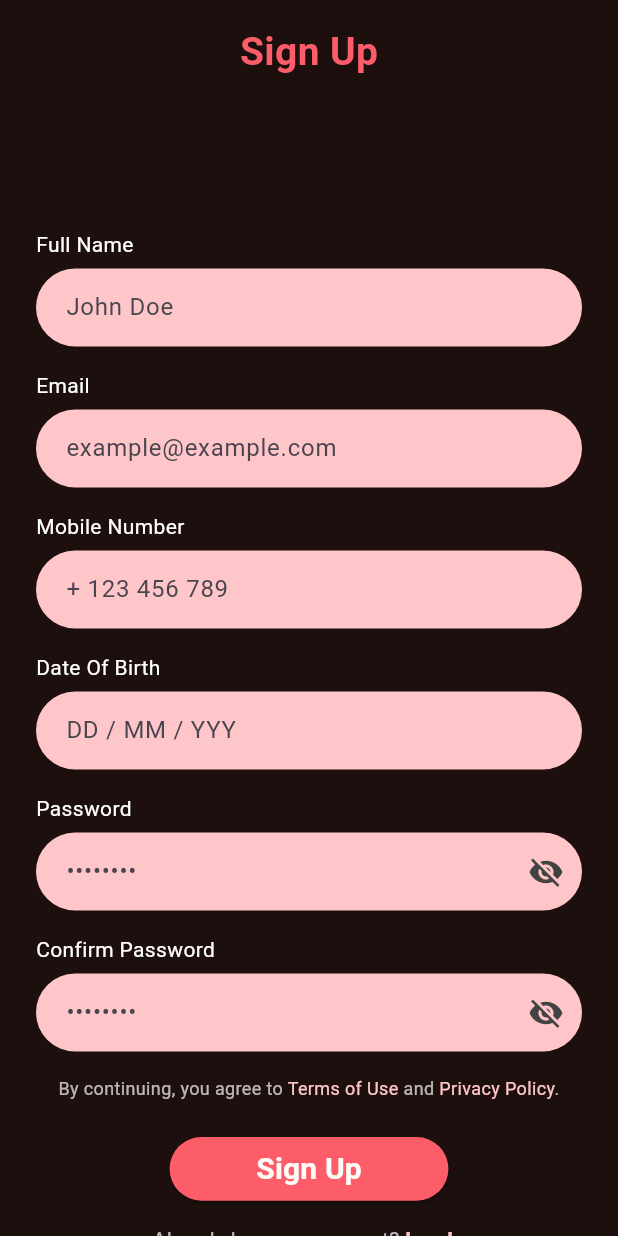
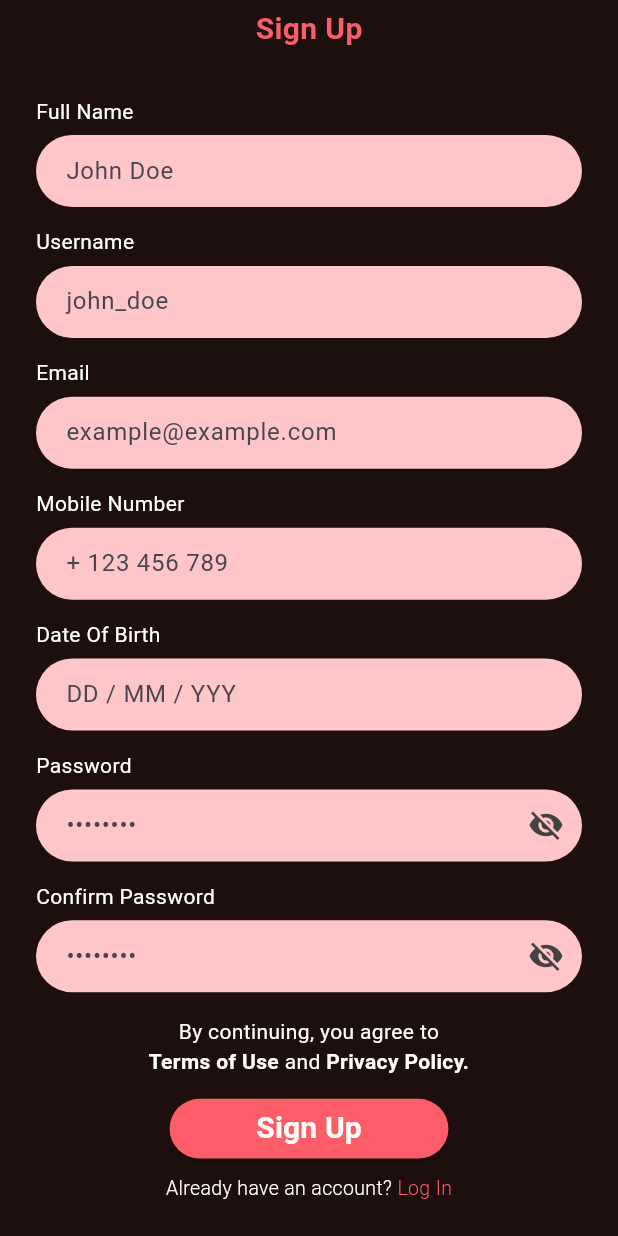
Before and after one commit to isroilovismoiljon/restaurant_mobile_app, a Flutter app: the RegisterPage screen opened by its route, on a phone screen of 412 x 824 dp. Run offline on Flutter 3.47's test engine with Material 3 defaults, Android fonts, the phone set to English and light mode, and no system bars; our stand-ins replace dio, flutter_screenutil, flutter_svg, go_router.

Commit message:
Register, Login Created

```diff
--- a/lib/core/routing/router.dart
+++ b/lib/core/routing/router.dart
@@ -2,6 +2,7 @@ import 'package:go_router/go_router.dart';
 import 'package:restourant_mobile_app/core/routing/routes.dart';
 import 'package:restourant_mobile_app/features/auth/pages/enter_send_code_page.dart';
 import 'package:restourant_mobile_app/features/auth/pages/forgot_your_password_enter_email_page.dart';
+import 'package:restourant_mobile_app/features/auth/pages/login_page.dart';
 import 'package:restourant_mobile_app/features/auth/pages/register.dart';
 import 'package:restourant_mobile_app/features/categories/pages/categories_page.dart';
 import 'package:restourant_mobile_app/features/categories/pages/category_details.dart';
@@ -18,7 +19,7 @@ import '../../features/onboarding/pages/onboarding_page.dart';
 
 class MyRouter {
   GoRouter router = GoRouter(
-    initialLocation: Routers.categoriesPage,
+    initialLocation: Routers.loginPage,
     routes: <RouteBase>[
       GoRoute(
         path: Routers.launchPage,
@@ -67,6 +68,9 @@ class MyRouter {
       GoRoute(path: Routers.registerPage,
       builder: (context, state) => RegisterPage(),
       ),
+      GoRoute(path: Routers.loginPage,
+      builder: (context, state) => LoginPage(),
+      ),
       GoRoute(path: Routers.forgotYourPasswordEnterEmailPage,
       builder: (context, state) => ForgotYourPasswordEnterEmailPage(),
       ),
--- a/lib/core/routing/routes.dart
+++ b/lib/core/routing/routes.dart
@@ -13,6 +13,7 @@ class Routers{
   static const onboarding = '/onboarding';
   static const welcomePage = '/welcomePage';
   static const registerPage = '/registerPage';
+  static const loginPage = '/loginPage';
   static const forgotYourPasswordEnterEmailPage = '/forgotYourPasswordEnterEmail';
   static const enterSendCodePage = '/enterSendCodePage';
 
--- a/lib/core/utils/icons.dart
+++ b/lib/core/utils/icons.dart
@@ -15,4 +15,8 @@ class AppIcons{
   static String heart = "assets/Icons/heart.svg";
   static String share = "assets/Icons/share.svg";
   static String like = "assets/Icons/like.svg";
+  static String whatsapp = 'assets/Icons/whatsapp.svg';
+  static String instagram = 'assets/Icons/instagram.svg';
+  static String google = 'assets/Icons/google.svg';
+  static String facebook = 'assets/Icons/facebook.svg';
 }
--- a/lib/core/utils/styles.dart
+++ b/lib/core/utils/styles.dart
@@ -19,6 +19,11 @@ class Styles {
   );
   static TextStyle s13w300brown3E2823 = TextStyle(
     color: AppColors.brown3E2823,
+    fontSize: 13,
+    fontWeight: FontWeight.w300,
+  );
+  static TextStyle s13w300redPinkFD5D69 = TextStyle(
+    color: AppColors.redPinkFD5D69,
     fontSize: 13,
     fontWeight: FontWeight.w300,
   );
@@ -51,6 +56,16 @@ class Styles {
     color: AppColors.whiteBeigeFFFDF9,
     fontSize: 14,
     fontWeight: FontWeight.w300,
+  );
+  static TextStyle s14w400whiteFFFDF9 = TextStyle(
+    color: AppColors.whiteBeigeFFFDF9,
+    fontSize: 14,
+    fontWeight: FontWeight.w400,
+  );
+  static TextStyle s14w600whiteFFFDF9 = TextStyle(
+    color: AppColors.whiteBeigeFFFDF9,
+    fontSize: 14,
+    fontWeight: FontWeight.w600,
   );
   static TextStyle s15w500pinkEC888D = TextStyle(
     color: AppColors.pinkColorEC888D,
--- /dev/null
+++ b/lib/data/models/model/register_model.dart
@@ -0,0 +1,52 @@
+class RegisterModel {
+  final String username, firstName, lastName, email, phoneNumber, birthDate, password;
+  final int? cookingLevelId;
+  final List<int>? allergicIngredients, cuisines;
+
+  RegisterModel({
+    required this.username,
+    required this.firstName,
+    required this.lastName,
+    required this.email,
+    required this.phoneNumber,
+    required this.birthDate,
+    required this.password,
+    this.cookingLevelId,
+    this.allergicIngredients,
+    this.cuisines,
+  });
+
+  factory RegisterModel.fromJson(Map<String, dynamic> json) {
+    return RegisterModel(
+      username: json["username"],
+      firstName: json["firstName"],
+      lastName: json["lastName"],
+      email: json["email"],
+      phoneNumber: json["phoneNumber"],
+      birthDate: json["birthDate"],
+      password: json["password"],
+      cookingLevelId: json["cookingLevelId"],
+      allergicIngredients: List<int>.from(
+        json["allergicIngredients"].map((x) => x),
+      ),
+      cuisines: List<int>.from(json["cuisines"].map((x) => x)),
+    );
+  }
+
+  Map<String, dynamic> toJson() => {
+    "username": username,
+    "firstName": firstName,
+    "lastName": lastName,
+    "email": email,
+    "phoneNumber": phoneNumber,
+    "birthDate": birthDate,
+    "password": password,
+    "cookingLevelId": cookingLevelId,
+    "allergicIngredients": allergicIngredients == null
+        ? null
+        : List<dynamic>.from(allergicIngredients!.map((x) => x)),
+    "cuisines": cuisines == null
+        ? null
+        : List<dynamic>.from(cuisines!.map((x) => x)),
+  };
+}
--- /dev/null
+++ b/lib/data/repositories/auth/register_repository.dart
@@ -0,0 +1,22 @@
+import 'package:restourant_mobile_app/core/client.dart';
+import 'package:restourant_mobile_app/core/utils/result.dart';
+
+import '../../models/model/register_model.dart';
+
+class RegisterRepository {
+  final ApiClient client;
+
+  RegisterRepository({required this.client});
+
+  Future<Result<String>> register(RegisterModel model) async {
+    final result = await client.post<Map<String, dynamic>>(
+      '/auth/register',
+      data: model.toJson(),
+    );
+
+    return result.fold(
+      (error) => Result.error(error),
+      (value) => Result.ok(value['accessToken']),
+    );
+  }
+}
--- a/lib/features/auth/managers/register_vm.dart
+++ b/lib/features/auth/managers/register_vm.dart
@@ -1,5 +1,39 @@
 import 'package:flutter/foundation.dart';
 
-class RegisterViewModel extends ChangeNotifier{
+import '../../../data/models/model/register_model.dart';
+import '../../../data/repositories/auth/register_repository.dart';
 
+class RegisterViewModel extends ChangeNotifier {
+  final RegisterRepository repository;
+
+  bool isLoading = false;
+  String? errorMessage;
+  String? accessToken;
+
+  RegisterViewModel({required this.repository});
+
+  Future<void> register(RegisterModel model) async {
+    isLoading = true;
+    errorMessage = null;
+    notifyListeners();
+
+    // 2. Repository orqali API chaqirish
+    final result = await repository.register(model);
+
+    // 3. Natijani qayta ishlash
+    result.fold(
+          (error) {
+        errorMessage = error.toString();
+        accessToken = null;
+      },
+          (token) {
+        accessToken = token;
+        errorMessage = null;
+      },
+    );
+
+    // 4. Loading stop
+    isLoading = false;
+    notifyListeners();
+  }
 }
--- a/lib/features/auth/pages/register.dart
+++ b/lib/features/auth/pages/register.dart
@@ -2,127 +2,146 @@ import 'package:flutter/material.dart';
 import 'package:flutter_screenutil/flutter_screenutil.dart';
 import 'package:provider/provider.dart';
 import 'package:restourant_mobile_app/core/utils/app_colors.dart';
-
 import '../../../core/utils/styles.dart';
-import '../../../core/utils/app_colors.dart';
+import '../../../data/models/model/register_model.dart';
 import '../managers/register_vm.dart';
-
-// ViewModel
+import '../widgets/custom_text_field.dart';
 
 class RegisterPage extends StatelessWidget {
-  const RegisterPage({super.key});
+  RegisterPage({super.key});
+
+  final TextEditingController fullNameController = TextEditingController();
+  final TextEditingController usernameController = TextEditingController();
+  final TextEditingController emailController = TextEditingController();
+  final TextEditingController mobileNumberController = TextEditingController();
+  final TextEditingController dateOfBirthController = TextEditingController();
+  final TextEditingController passwordController = TextEditingController();
+  final confirmPasswordController = TextEditingController();
 
   @override
   Widget build(BuildContext context) {
+    final nameParts = fullNameController.text.trim().split(' ');
     return ChangeNotifierProvider(
-      create: (context) => RegisterViewModel(),
+      create: (context) => RegisterViewModel(repository: context.read()),
       child: Scaffold(
-        backgroundColor: const Color(0xFF1C0F0D),
+        backgroundColor: Color(0xFF1C0F0D),
         body: SafeArea(
           child: Consumer<RegisterViewModel>(
             builder: (context, vm, child) {
               return SingleChildScrollView(
-                padding: const EdgeInsets.symmetric(horizontal: 24, vertical: 16),
+                padding: EdgeInsets.symmetric(
+                  horizontal: 24,
+                  vertical: 5,
+                ),
                 child: Column(
                   crossAxisAlignment: CrossAxisAlignment.center,
                   children: [
                     Text(
                       "Sign Up",
-                      style: TextStyle(
-                        fontSize: 26,
-                        fontWeight: FontWeight.bold,
-                        color: AppColors.redPinkFD5D69,
+                      style: Styles.s20w600redPinkFD5D69
                     ),
-                    ),
-                    const SizedBox(height: 100),
-
-                    // Full Name
-                    myTextField(
+                    SizedBox(height: 30),
+                    Column(
+                      spacing: 15.h,
+                      children: [
+                        CustomTextField(
                           label: "Full Name",
                           hint: "John Doe",
+                          controller: fullNameController,
                         ),
-
-                    const SizedBox(height: 16),
-
-                    // Email
-                    myTextField(
+                        CustomTextField(
+                          label: "Username",
+                          hint: "john_doe",
+                          controller: usernameController,
+                        ),
+                        CustomTextField(
                           label: "Email",
                           hint: "example@example.com",
                           keyboardType: TextInputType.emailAddress,
+                          controller: emailController,
                         ),
-
-                    const SizedBox(height: 16),
-
-                    // Mobile Number
-                    myTextField(
+                        CustomTextField(
                           label: "Mobile Number",
                           hint: "+ 123 456 789",
                           keyboardType: TextInputType.phone,
+                          controller: mobileNumberController,
                         ),
-
-                    const SizedBox(height: 16),
-
-                    // Date of Birth
-                    myTextField(
+                        CustomTextField(
                           label: "Date Of Birth",
                           hint: "DD / MM / YYY",
                           keyboardType: TextInputType.datetime,
+                          controller: dateOfBirthController,
                         ),
-
-                    const SizedBox(height: 16),
-
-                    // Password
-                    myTextField(
+                        CustomTextField(
                           label: "Password",
                           hint: "••••••••",
                           obscure: true,
                           suffixIcon: Icons.visibility_off,
+                          controller: passwordController,
                         ),
-
-                    const SizedBox(height: 16),
-
-                    // Confirm Password
-                    myTextField(
+                        CustomTextField(
                           label: "Confirm Password",
                           hint: "••••••••",
                           obscure: true,
                           suffixIcon: Icons.visibility_off,
+                          controller: confirmPasswordController,
+                        ),
+                      ],
                     ),
 
-                    const SizedBox(height: 16),
-
-                    // Terms text
+                    SizedBox(height: 16),
                     Padding(
-                      padding: const EdgeInsets.symmetric(horizontal: 8.0),
+                      padding: EdgeInsets.symmetric(horizontal: 8.0),
                       child: Text.rich(
                         TextSpan(
-                          text: "By continuing, you agree to ",
-                          style: TextStyle(color: Colors.white70, fontSize: 12),
+                          text: "By continuing, you agree to\n",
+                          style: Styles.s14w400whiteFFFDF9,
                           children: [
                             TextSpan(
                               text: "Terms of Use",
-                              style: TextStyle(color: AppColors.pinkFFC6C9),
+                              style: Styles.s14w600whiteFFFDF9,
                             ),
-                            TextSpan(text: " and "),
                             TextSpan(
-                              text: "Privacy Policy",
-                              style: TextStyle(color: AppColors.pinkFFC6C9),
+                              text: " and ",
+                              style: Styles.s14w400whiteFFFDF9,
                             ),
-                            TextSpan(text: "."),
+                            TextSpan(
+                              text: "Privacy Policy.",
+                              style: Styles.s14w600whiteFFFDF9,
+                            ),
                           ],
                         ),
                         textAlign: TextAlign.center,
                       ),
                     ),
-
-                    const SizedBox(height: 24),
-
-                    // Sign Up button
+                    SizedBox(height: 15),
                     SizedBox(
                       width: 194.w,
-                      height: 48.h,
+                      height: 45.h,
                       child: ElevatedButton(
-                        onPressed: () {},
+                        onPressed: () {
+                          final nameParts = fullNameController.text
+                              .trim()
+                              .split(' ');
+                          final response = vm.register(
+                            RegisterModel(
+                              username: usernameController.text,
+                              firstName: nameParts.isNotEmpty
+                                  ? nameParts[0]
+                                  : '',
+                              lastName: nameParts.length > 1
+                                  ? nameParts[1]
+                                  : '',
+                              email: emailController.text,
+                              phoneNumber: mobileNumberController.text,
+                              birthDate: dateOfBirthController.text,
+                              password: passwordController.text,
+                            ),
+                          );
+                          ScaffoldMessenger.of(context).showSnackBar(
+                            SnackBar(content: Text(response.toString())),
+                          );
+                        },
                         style: ElevatedButton.styleFrom(
                           backgroundColor: AppColors.redPinkFD5D69,
                           shape: RoundedRectangleBorder(
@@ -135,31 +154,24 @@ class RegisterPage extends StatelessWidget {
                         ),
                       ),
                     ),
-
-                    const SizedBox(height: 16),
-
-                    // Already have an account?
+                    SizedBox(height: 10),
                     Row(
                       mainAxisAlignment: MainAxisAlignment.center,
                       children: [
                         Text(
                           "Already have an account? ",
-                          style: TextStyle(color: Colors.white70),
+                          style: Styles.s13w300whiteBeigeFFFDF9,
                         ),
                         GestureDetector(
                           onTap: () {},
                           child: Text(
                             "Log In",
-                            style: TextStyle(
-                              color: AppColors.pinkFFC6C9,
-                              fontWeight: FontWeight.bold,
-                            ),
+                            style: Styles.s13w300redPinkFD5D69,
                           ),
                         ),
                       ],
                     ),
-
-                    const SizedBox(height: 24),
+                    SizedBox(height: 24),
                   ],
                 ),
               );
@@ -169,43 +181,4 @@ class RegisterPage extends StatelessWidget {
       ),
     );
   }
-
-  Widget myTextField({
-    required String label,
-    required String hint,
-    TextInputType? keyboardType,
-    bool obscure = false,
-    IconData? suffixIcon,
-  }) {
-    return Column(
-      crossAxisAlignment: CrossAxisAlignment.start,
-      children: [
-        Text(
-          label,
-          style: TextStyle(color: Colors.white, fontSize: 14),
-        ),
-        const SizedBox(height: 6),
-        TextField(
-          keyboardType: keyboardType,
-          obscureText: obscure,
-          decoration: InputDecoration(
-            hintText: hint,
-            filled: true,
-            fillColor: AppColors.pinkFFC6C9,
-            contentPadding: const EdgeInsets.symmetric(horizontal: 16, vertical: 14),
-            border: OutlineInputBorder(
-              borderRadius: BorderRadius.circular(30),
-              borderSide: BorderSide.none,
-            ),
-            suffixIcon: suffixIcon != null
-                ? IconButton(
-              icon: Icon(suffixIcon, color: Colors.grey.shade800),
-              onPressed: () {},
-            )
-                : null,
-          ),
-        ),
-      ],
-    );
 }
-}
--- /dev/null
+++ b/lib/features/auth/widgets/custom_text_field.dart
@@ -0,0 +1,59 @@
+import 'package:flutter/material.dart';
+import 'package:restourant_mobile_app/core/utils/app_colors.dart';
+
+class CustomTextField extends StatelessWidget {
+  final String label;
+  final String hint;
+  final TextInputType? keyboardType;
+  final bool obscure;
+  final IconData? suffixIcon;
+  final VoidCallback? onSuffixPressed;
+  final TextEditingController controller;
+
+  const CustomTextField({
+    super.key,
+    required this.label,
+    required this.hint,
+    this.keyboardType,
+    this.obscure = false,
+    this.suffixIcon,
+    this.onSuffixPressed,
+    required this.controller,
+  });
+
+  @override
+  Widget build(BuildContext context) {
+    return Column(
+      crossAxisAlignment: CrossAxisAlignment.start,
+      children: [
+        Text(
+          label,
+          style: const TextStyle(color: Colors.white, fontSize: 14),
+        ),
+        const SizedBox(height: 6),
+        TextField(
+          controller: controller,
+          keyboardType: keyboardType,
+          obscureText: obscure,
+          decoration: InputDecoration(
+            hintText: hint,
+            filled: true,
+            fillColor: AppColors.pinkFFC6C9,
+            contentPadding: const EdgeInsets.symmetric(horizontal: 16, vertical: 9),
+            border: OutlineInputBorder(
+              borderRadius: BorderRadius.circular(30),
+              borderSide: BorderSide.none,
+            ),
+            suffixIcon: suffixIcon != null
+                ? IconButton(
+              icon: Icon(suffixIcon, color: Colors.grey.shade800),
+              onPressed: onSuffixPressed,
+            )
+                : null,
+
+          ),
+        ),
+      ],
+    );
+  }
+}
--- a/lib/main.dart
+++ b/lib/main.dart
@@ -3,6 +3,7 @@ import 'package:provider/provider.dart';
 import 'package:restourant_mobile_app/core/client.dart';
 import 'package:restourant_mobile_app/core/routing/router.dart';
 import 'package:flutter_screenutil/flutter_screenutil.dart';
+import 'package:restourant_mobile_app/data/repositories/auth/register_repository.dart';
 import 'package:restourant_mobile_app/data/repositories/recipes/category_details_repo.dart';
 import 'package:restourant_mobile_app/data/repositories/recipes/category_repository.dart';
 import 'package:restourant_mobile_app/data/repositories/recipes/recipe_repository.dart';
@@ -30,6 +31,9 @@ class MyApp extends StatelessWidget {
           Provider(
             create: (context) => RecipeRepository(client: context.read()),
           ),
+          Provider(
+            create: (context) => RegisterRepository(client: context.read()),
+          ),
         ],
         builder: (context, child) => MaterialApp.router(
           debugShowCheckedModeBanner: true,
```
Also changed, not shown: lib/core/client.dart (+9 -3 lines), lib/features/auth/pages/login_page.dart (added, +77 -0 lines), assets/Icons/facebook.svg (added), assets/Icons/google.svg (added), assets/Icons/instagram.svg (added), assets/Icons/whatsapp.svg (added). Lines whose indentation alone changed are shown as unchanged.
